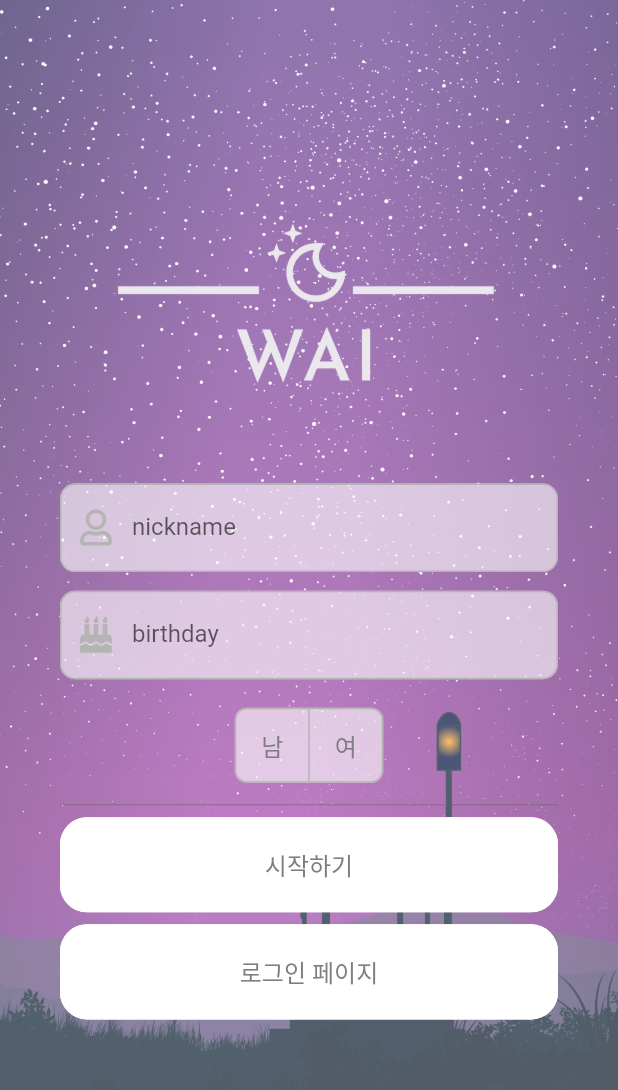
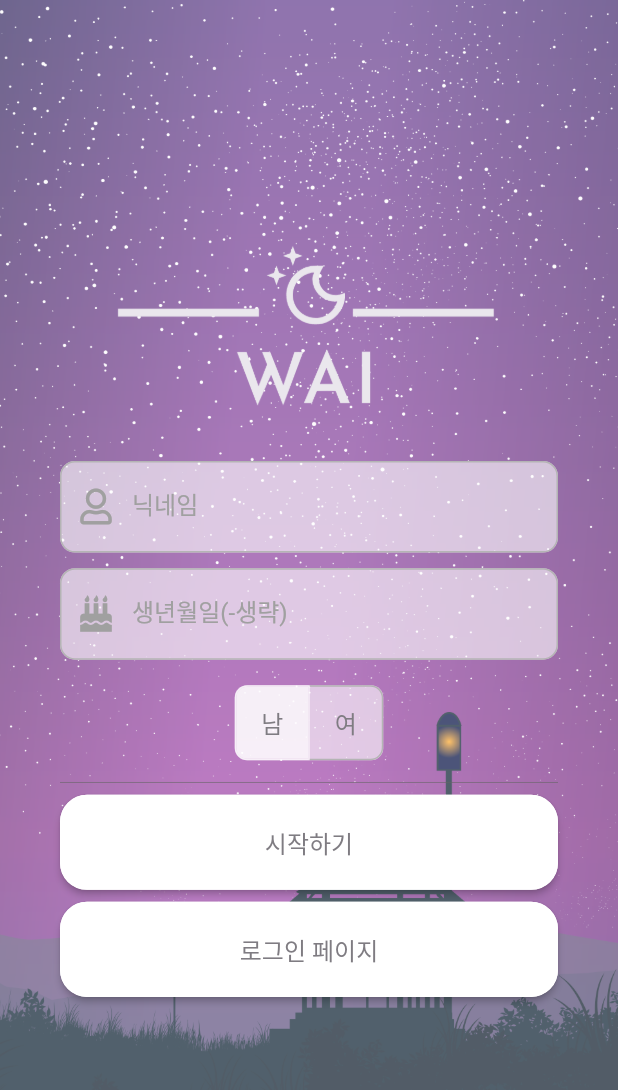
Before and after one commit to yenow/wai-app, a Flutter app: the screen it shows after launch, on a phone screen of 412 x 824 dp. Shown: the top 1090 px of the screen. Run offline on Flutter 3.47's test engine with Material 2 defaults, Android fonts, the phone set to English and light mode, and no system bars; our stand-ins replace flutter_hooks, font_awesome_flutter, get, google_fonts, hooks_riverpod, logger and 1 more; Roboto replaces fonts that are missing (Jua).

Commit message:
refactoring simple login button,Inputbox

```diff
--- a/lib/common/constants/color_constants.dart
+++ b/lib/common/constants/color_constants.dart
@@ -1,4 +1,6 @@
 import 'dart:ui';
 
 const buttonBorderColor = Color.fromRGBO(180, 180, 180, 1);
-const buttonTextColor = Color.fromRGBO(160, 160, 160, 1);
+const buttonTextColor = Color.fromRGBO(60, 60, 100, 1);
+const buttonLabelColor = Color.fromRGBO(160, 160, 160, 1);
+const buttonFloatingColor = Color.fromRGBO(100, 100, 100, 1);
--- a/lib/common/theme/custom_textstyle.dart
+++ b/lib/common/theme/custom_textstyle.dart
@@ -1,6 +1,7 @@
 import 'package:flutter/cupertino.dart';
 import 'package:flutter/material.dart';
 import 'package:google_fonts/google_fonts.dart';
+import 'package:wai/common/constants/color_constants.dart';
 
 import '../constants/constants.dart';
 
@@ -14,11 +15,32 @@ extension CustomTextStyles on TextTheme {
         color: grayColor1
     );
   }
+  TextStyle get reverseLoginPageButtonText {
+    return GoogleFonts.jua(
+        fontSize: 16,
+        color: Colors.white
+    );
+  }
+
+
+  TextStyle get loginPageInputBoxLabelText {
+    return GoogleFonts.jua(
+        fontSize: 16,
+        color: buttonLabelColor
+    );
+  }
+
+  TextStyle get loginPageInputBoxFloatingText {
+    return GoogleFonts.jua(
+        fontSize: 17,
+        color: buttonFloatingColor
+    );
+  }
 
   TextStyle get loginPageInputBoxText {
     return GoogleFonts.jua(
-        fontSize: 16,
-        color: grayColor1
+        fontSize: 18,
+        color: buttonTextColor
     );
   }
 
--- a/lib/controller.dart
+++ b/lib/controller.dart
@@ -5,7 +5,7 @@ import 'package:wai/models/simply_login_info.dart';
 
 class Controller extends GetxController{
   RxInt count = 0.obs;
-  final isGenderList = <bool>[false,false].obs;
+  final isGenderList = <bool>[true,false].obs;
   final postItems = <PostItem>[].obs;
   final simpleLoginInfo = Rxn<SimpleLoginInfo>(SimpleLoginInfo(year: 2021, month: 1, day: 1)); // DateTime.now().year
   //final simpleLoginInfo = SimpleLoginInfo(year: 2000, month: 1, day: 1).obs;
@@ -19,9 +19,11 @@ class Controller extends GetxController{
   setGender(int index) => {
 
     if (index == 0) {
-      simpleLoginInfo.value!.gender = 'man'
+      simpleLoginInfo.value!.gender = 'man',
+      isGenderList.value = <bool>[true,false].obs
     } else if (index == 1) {
-      simpleLoginInfo.value!.gender = 'woman'
+      simpleLoginInfo.value!.gender = 'woman',
+      isGenderList.value = <bool>[false,true].obs
     }
   };
 
--- a/lib/screens/login_page/components/login_page_button.dart
+++ b/lib/screens/login_page/components/login_page_button.dart
@@ -1,5 +1,10 @@
 import 'package:flutter/cupertino.dart';
 import 'package:flutter/material.dart';
+import 'package:get/get_core/src/get_main.dart';
+import 'package:get/get_instance/src/extension_instance.dart';
+import 'package:get/get_state_manager/src/rx_flutter/rx_obx_widget.dart';
+import 'package:logger/logger.dart';
+import 'package:wai/common/controller/button_controller.dart';
 import 'package:wai/common/theme/custom_textstyle.dart';
 
 class LoginPageButton extends StatelessWidget {
@@ -12,10 +17,11 @@ class LoginPageButton extends StatelessWidget {
 
   @override
   Widget build(BuildContext context) {
+
     return SizedBox(
         width: double.infinity,
         height: boxHeight,
-      child: TextButton (
+        child: ElevatedButton (
           style: ButtonStyle(
             backgroundColor: MaterialStateProperty.all(Colors.white),
             textStyle: MaterialStateProperty.all(Theme.of(context).textTheme.loginPageButtonText),
@@ -28,7 +34,8 @@ class LoginPageButton extends StatelessWidget {
           ),
           onPressed: onPressed,
           child: Text(buttonText,
-            style: Theme.of(context).textTheme.loginPageButtonText
+              style: textStyle,
+              // style: Theme.of(context).textTheme.loginPageButtonText
         ),
       ),
     );
--- a/lib/screens/login_page/components/login_page_inputbox.dart
+++ b/lib/screens/login_page/components/login_page_inputbox.dart
@@ -1,4 +1,5 @@
 import 'package:flutter/material.dart';
+import 'package:flutter/services.dart';
 import 'package:font_awesome_flutter/font_awesome_flutter.dart';
 import 'package:google_fonts/google_fonts.dart';
 import 'package:wai/common/constants/color_constants.dart';
@@ -8,32 +9,39 @@ import 'package:wai/common/theme/custom_textstyle.dart';
 class LoginPageInputBox extends StatelessWidget {
 
   final Function(String)? onChanged;
-  final labelText;
+  final String? labelText;
+  final keyboardType;
+  final int? maxLength;
+  final Widget prefixIcon;
 
-  LoginPageInputBox({this.onChanged, this.labelText});
+  LoginPageInputBox({this.onChanged, this.labelText, this.keyboardType, this.maxLength, required this.prefixIcon});
 
   @override
   Widget build(BuildContext context) {
     return TextField(
-      maxLines: 1,
       cursorColor: Colors.grey,
+      keyboardType: keyboardType ?? TextInputType.text,
+      maxLength: maxLength ?? 20,
       style:  Theme.of(context).textTheme.loginPageInputBoxText,
       onChanged: onChanged,
       decoration: InputDecoration(
+        labelText: labelText,
+        labelStyle: Theme.of(context).textTheme.loginPageInputBoxLabelText,
         fillColor: inputBoxBackgroundColor,
         filled: true,
-        prefixIcon: Icon(FontAwesomeIcons.user, color: buttonBorderColor,),
+        counterText:'',
+        prefixIcon: prefixIcon,
         focusColor: buttonBorderColor,
         enabledBorder: OutlineInputBorder(
             borderSide: BorderSide(width: 1, color: buttonBorderColor),
             borderRadius: BorderRadius.all(Radius.circular(10))
         ),
-        floatingLabelStyle: Theme.of(context).textTheme.loginPageInputBoxText,
+        floatingLabelBehavior: FloatingLabelBehavior.never,
+        floatingLabelStyle: Theme.of(context).textTheme.loginPageInputBoxFloatingText,
         focusedBorder: OutlineInputBorder(
             borderSide: BorderSide(width: 1, color: buttonBorderColor),
             borderRadius: BorderRadius.all(Radius.circular(8))
         ),
-        labelText: labelText,
       ),
     );
   }
--- a/lib/screens/login_page/simple_login_page_screen.dart
+++ b/lib/screens/login_page/simple_login_page_screen.dart
@@ -3,6 +3,7 @@ import 'package:flutter/material.dart';
 import 'package:font_awesome_flutter/font_awesome_flutter.dart';
 import 'package:get/get.dart';
 import 'package:logger/logger.dart';
+import 'package:numberpicker/numberpicker.dart';
 import 'package:wai/common/constants/color_constants.dart';
 import 'package:wai/common/theme/custom_textstyle.dart';
 import 'package:wai/common/constants/constants.dart';
@@ -30,8 +31,8 @@ class SimpleLoginPageScreen extends StatelessWidget {
   @override
   Widget build(BuildContext context) {
 
-    Logger().d(width);
-    Logger().d(boxHeight);
+    Logger().d('width : $width');
+    Logger().d('boxHeight : $boxHeight');
 
     return Obx(() =>  Scaffold(
       body: Container(
@@ -53,21 +54,36 @@ class SimpleLoginPageScreen extends StatelessWidget {
                   padding: EdgeInsets.symmetric(horizontal: horizontalPadding, vertical: verticalPadding),
                   child: Image(image: AssetImage('assets/images/logo/logo.png'),width: double.infinity, height: 120, fit: BoxFit.fitHeight,),    //Text("WAI", style: textTheme().headline1,)
                 ),
-                SizedBox(height: 50,),
-                /* nickname */
+                SizedBox(height: 20,),
+                /* nickname Input box */
                 Container(
                   margin: EdgeInsets.symmetric(horizontal: horizontalPadding, vertical: verticalPadding),
                   height: boxHeight,
                   child: LoginPageInputBox(
-                    labelText: 'nickname',
+                    labelText: '닉네임',
+                    prefixIcon: const Icon(FontAwesomeIcons.user, color: buttonLabelColor),
+                    maxLength: 10,
                     onChanged: (value) {
                       c.setNickname(value);
                       Logger().d('nickname : ${c.simpleLoginInfo.value!.nickname}');
                     },
                   ),
                 ),
-                /* birthday */
-                _birthdayBox(context),
+                /* birthDay Input box */
+                Container(
+                  margin: EdgeInsets.symmetric(horizontal: horizontalPadding, vertical: verticalPadding),
+                  height: boxHeight,
+                  child: LoginPageInputBox(
+                    labelText: '생년월일(-생략)',
+                    prefixIcon: const Icon(FontAwesomeIcons.birthdayCake, color: buttonLabelColor),
+                    maxLength: 8,
+                    keyboardType: TextInputType.datetime,
+                    onChanged: (value) {
+                      c.setBirthDay(value);
+                      Logger().d('birthday : ${c.simpleLoginInfo.value!.birthDay}');
+                    },
+                  ),
+                ),
                 /* gender */
                 _genderBox(context),
                 Padding(
@@ -118,42 +134,6 @@ class SimpleLoginPageScreen extends StatelessWidget {
     ));
   }
 
-  Widget _birthdayBox(BuildContext context) {
-    return Container(
-        margin: EdgeInsets.symmetric(horizontal: horizontalPadding, vertical: verticalPadding),
-        height: boxHeight,
-        child: TextField(
-          maxLines: 1,
-          cursorColor: Colors.grey,
-          style: CustomTextStyles(Theme.of(context).textTheme).buttonTextStyle_size16,
-          onChanged: (value) {
-            c.setBirthDay(value);
-            Logger().d('birthDay : ${c.simpleLoginInfo.value!.birthDay}');
-          },
-          decoration: InputDecoration(
-            fillColor: inputBoxBackgroundColor,
-            filled: true,
-            prefixIcon: Icon(FontAwesomeIcons.birthdayCake, color: buttonBorderColor,),
-            focusColor: buttonBorderColor,
-            enabledBorder: OutlineInputBorder(
-                borderSide: BorderSide(width: 1, color: buttonBorderColor),
-                borderRadius: BorderRadius.all(Radius.circular(10))
-            ),
-            floatingLabelStyle: CustomTextStyles(Theme.of(context).textTheme).buttonTextStyle_size16,
-            focusedBorder: OutlineInputBorder(
-                borderSide: BorderSide(width: 1, color: buttonBorderColor),
-                borderRadius: BorderRadius.all(Radius.circular(8))
-            ),
-            // disabledBorder: OutlineInputBorder(
-            //     borderSide: BorderSide(width: 1, color: Colors.white),
-            //       borderRadius: BorderRadius.all(Radius.circular(8))
-            // ),
-            labelText: 'birthday',
-          ),
-        )
-    );
-  }
-
   Widget _genderBox(BuildContext context) {
     return Container(
       margin: EdgeInsets.symmetric(horizontal: horizontalPadding, vertical: verticalPadding),
@@ -167,6 +147,8 @@ class SimpleLoginPageScreen extends StatelessWidget {
           ),
           child: ToggleButtons(
             borderColor: buttonBorderColor,
+            selectedBorderColor: Color.fromRGBO(255, 255, 255, 0.7),
+            fillColor: Color.fromRGBO(255, 255, 255, 0.7),
             borderRadius: BorderRadius.all(Radius.circular(8)),
             children: <Widget>[
               Text('남',style: CustomTextStyles(Theme.of(context).textTheme).buttonTextStyle_size16),
```
Also changed, not shown: lib/common/controller/button_controller.dart (added, +11 -0 lines), lib/sample/number_dialog/number.dart (added, +163 -0 lines). Lines whose indentation alone changed are shown as unchanged.
